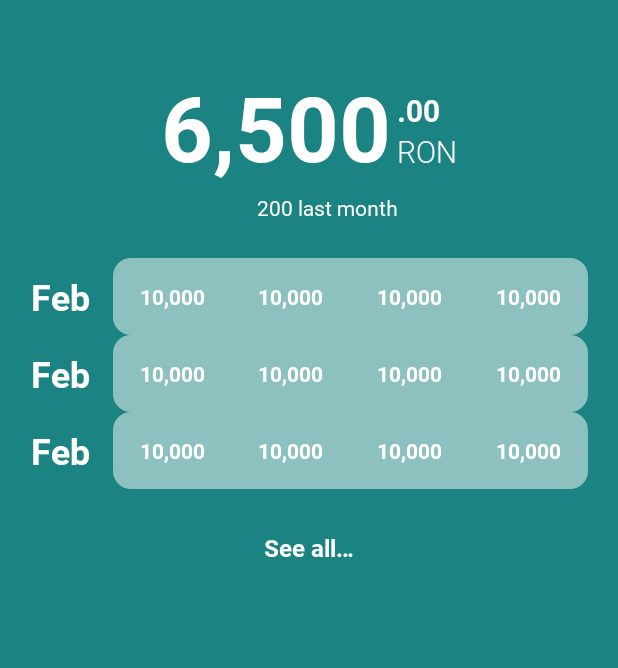
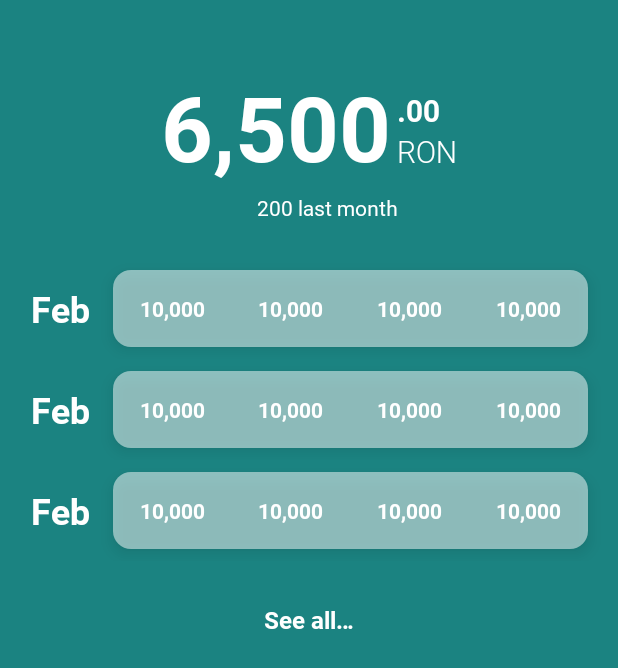
Before and after one commit to alexandru-rotariu-5/Finkeepy, an Android app: the layout fragment_dashboard.xml on its own in the app's theme, with its tools: preview values and no code run, on a phone screen of 412 x 824 dp. Shown: the top 668 px of the screen. Run offline under Robolectric (Android 15) with nearby library versions, the phone set to English and light mode, and no system bars.

Commit message:
Added shadow to record data

```diff
--- a/app/src/main/java/com/alexrotariu/finkeepy/ui/dashboard/DashboardFragment.kt
+++ b/app/src/main/java/com/alexrotariu/finkeepy/ui/dashboard/DashboardFragment.kt
@@ -50,8 +50,6 @@ class DashboardFragment : Fragment() {
             layoutManager = LinearLayoutManager(requireContext())
             adapter = recordAdapter
         }
-
-        binding.rvRecords.addItemDecoration(RecordItemDecoration(resources.getDimensionPixelSize(R.dimen.record_item_vertical_space)))
     }
 
     private fun initClickListeners() {
--- a/app/src/main/java/com/alexrotariu/finkeepy/ui/records/RecordsFragment.kt
+++ b/app/src/main/java/com/alexrotariu/finkeepy/ui/records/RecordsFragment.kt
@@ -45,8 +45,6 @@ class RecordsFragment : Fragment() {
             layoutManager = LinearLayoutManager(requireContext())
             adapter = recordAdapter
         }
-
-        binding.rvRecords.addItemDecoration(RecordItemDecoration(resources.getDimensionPixelSize(R.dimen.record_item_vertical_space)))
     }
 
     private fun initObservers() {
--- a/app/src/main/res/layout/fragment_dashboard.xml
+++ b/app/src/main/res/layout/fragment_dashboard.xml
@@ -5,7 +5,6 @@
     android:layout_width="match_parent"
     android:layout_height="match_parent"
     android:background="?attr/colorPrimary"
-    android:paddingHorizontal="20dp"
     tools:context="com.alexrotariu.finkeepy.ui.dashboard.DashboardFragment">
 
     <androidx.constraintlayout.widget.ConstraintLayout
--- a/app/src/main/res/layout/fragment_records.xml
+++ b/app/src/main/res/layout/fragment_records.xml
@@ -5,7 +5,6 @@
     android:layout_width="match_parent"
     android:layout_height="match_parent"
     android:background="?attr/colorPrimary"
-    android:paddingHorizontal="20dp"
     tools:context="ui.records.RecordsFragment">
 
     <androidx.recyclerview.widget.RecyclerView
--- a/app/src/main/res/layout/item_record.xml
+++ b/app/src/main/res/layout/item_record.xml
@@ -12,6 +12,7 @@
         android:id="@+id/tvMonth"
         android:layout_width="wrap_content"
         android:layout_height="wrap_content"
+        android:layout_marginStart="20dp"
         android:fontFamily="@font/bold"
         android:textAlignment="textEnd"
         android:textColor="@color/white"
@@ -23,9 +24,14 @@
         android:id="@+id/llRecordData"
         android:layout_width="0dp"
         android:layout_height="wrap_content"
+        android:layout_marginVertical="8dp"
         android:layout_marginStart="16dp"
+        android:layout_marginEnd="20dp"
         android:layout_weight="1"
         android:background="@drawable/bg_record_data"
+        android:clipChildren="false"
+        android:clipToPadding="false"
+        android:elevation="6dp"
         android:orientation="horizontal"
         android:paddingVertical="16dp">
 
```
